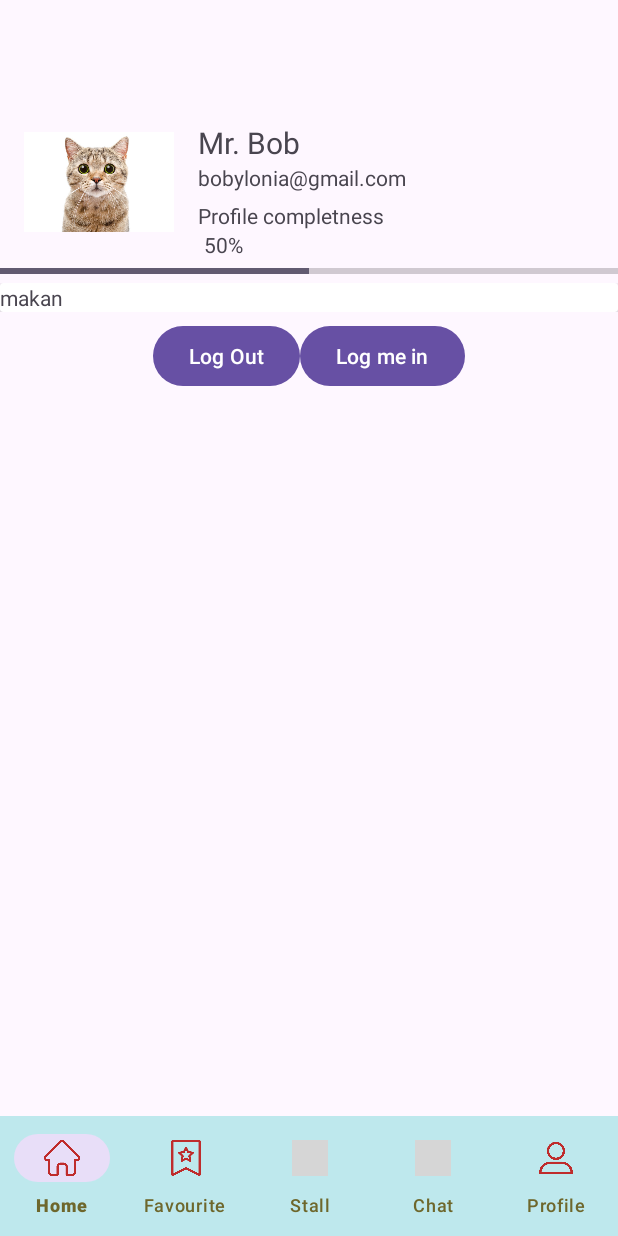
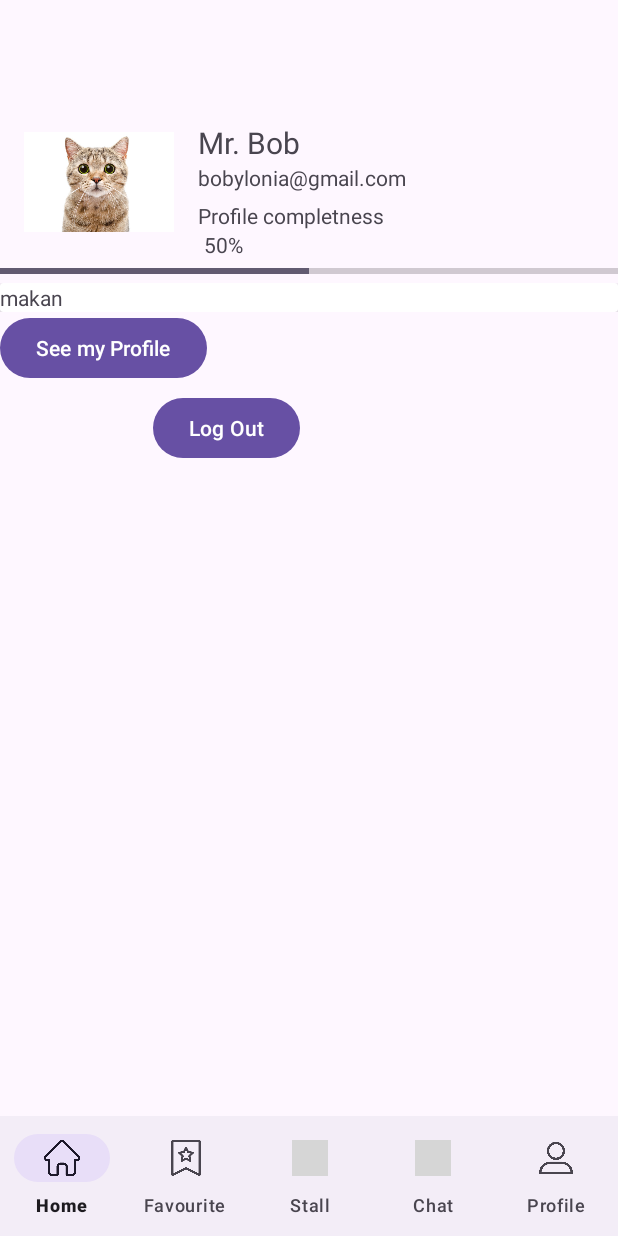
Before and after one commit to BebekHitam/Acquire_Printer, an Android app: the fragment Profile placed in its activity, on a phone screen of 412 x 824 dp. Run offline under Robolectric (Android 15) with nearby library versions, the phone set to English and light mode, and no system bars; our stand-ins replace Firebase (no records; nobody signed in at launch, a user with empty details on screens opened directly); grey boxes are pictures that could not be loaded.

Commit message:
pembenahan layout dan pembuatan user profile

```diff
--- a/app/src/main/AndroidManifest.xml
+++ b/app/src/main/AndroidManifest.xml
@@ -37,6 +37,7 @@
         <activity android:name="com.stall.TesFirebes"/>
         <activity android:name="com.authenticate.FBSign"/>
         <activity android:name="com.authenticate.FBLogIn"/>
+        <activity android:name="com.authenticate.ProfileViewUser"/>
 
 
     </application>
--- a/app/src/main/java/com/authenticate/Profile.java
+++ b/app/src/main/java/com/authenticate/Profile.java
@@ -24,7 +24,7 @@ public class Profile extends Fragment {
     View view;
     ProgressBar progressBar;
     TableLayout tableLayout;
-    Button keluar, masukKembali;
+    Button keluar, masukKembali, toUserProfile;
     FirebaseAuth mAuth;
 
     @Override
@@ -41,11 +41,18 @@ public class Profile extends Fragment {
         super.onViewCreated(view, savedInstanceState);
         mAuth = FirebaseAuth.getInstance();
         keluar = view.findViewById(R.id.to_out);
+        toUserProfile = view.findViewById(R.id.see_user_profile);
         masukKembali = view.findViewById(R.id.masuk_kembali);
+        FirebaseUser currentUser = mAuth.getCurrentUser();
+        if (currentUser == null){
+            masukKembali.setVisibility(View.VISIBLE);
+        }else if (currentUser != null) {
+            masukKembali.setVisibility((View.INVISIBLE));
+        }
         keluar.setOnClickListener(new View.OnClickListener() {
             @Override
             public void onClick(View view) {
-                FirebaseUser currentUser = mAuth.getCurrentUser();
+
                 if(currentUser != null){
                     FirebaseAuth.getInstance().signOut();
                     Intent inten = new Intent(getContext(), Login.class);
@@ -58,6 +65,7 @@ public class Profile extends Fragment {
 
             }
         });
+
 
         masukKembali.setOnClickListener(new View.OnClickListener() {
             @Override
@@ -78,6 +86,15 @@ public class Profile extends Fragment {
         progressBar = view.findViewById(R.id.progres_profile);
         progressBar.setProgress(50);
 
+        //Ke User
+        toUserProfile.setOnClickListener(new View.OnClickListener() {
+            @Override
+            public void onClick(View view) {
+                Intent intens = new Intent(getContext(), ProfileViewUser.class);
+                startActivity(intens);
+            }
+        });
+
     }
 
 }
--- a/app/src/main/res/layout/activity_main.xml
+++ b/app/src/main/res/layout/activity_main.xml
@@ -9,19 +9,18 @@
     <FrameLayout
         android:id="@+id/main_frame"
         android:layout_width="match_parent"
-        android:layout_height="match_parent"
-        android:layout_marginBottom="?attr/actionBarSize"/>
+        android:layout_height="645dp"
+        android:layout_marginBottom="?attr/actionBarSize" />
 
     <com.google.android.material.bottomnavigation.BottomNavigationView
         android:id="@+id/navigationMain"
         android:layout_marginEnd="0dp"
         android:layout_marginStart="0dp"
         android:layout_gravity="bottom"
-        android:background="#BEE8ED"
+
         app:menu="@menu/bottom_navigation_menu"
         app:labelVisibilityMode="labeled"
-        app:itemIconTint="#BF2C2C"
-        app:itemTextColor="#6E672C"
+
         android:layout_width="match_parent"
         android:layout_height="wrap_content"/>
 
--- a/app/src/main/res/layout/fragment_profile.xml
+++ b/app/src/main/res/layout/fragment_profile.xml
@@ -8,6 +8,7 @@
         android:layout_width="match_parent"
         android:layout_height="match_parent"
         android:orientation="vertical"
+        android:layout_gravity="center"
         android:paddingTop="55dp">
         <TableLayout
             android:id="@+id/table_view_percentage"
@@ -78,6 +79,13 @@
                     android:text="makan"/>
             </androidx.cardview.widget.CardView>
         </LinearLayout>
+        <Button
+            android:id="@+id/see_user_profile"
+            android:gravity="center"
+            android:layout_width="wrap_content"
+            android:layout_height="wrap_content"
+            android:text="See my Profile"
+            />
         <LinearLayout
             android:layout_width="match_parent"
             android:layout_height="wrap_content"
```
Also changed, not shown: app/src/main/java/com/authenticate/ProfileViewUser.java (added, +42 -0 lines), app/src/main/res/layout/user_profile_view.xml (added, +86 -0 lines).
